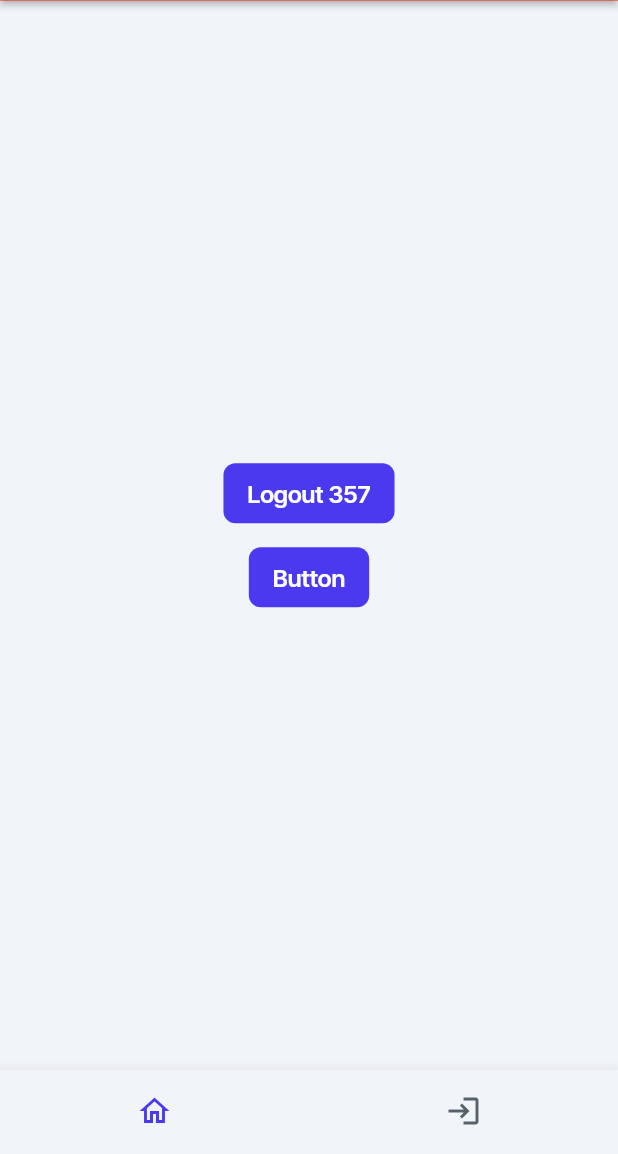
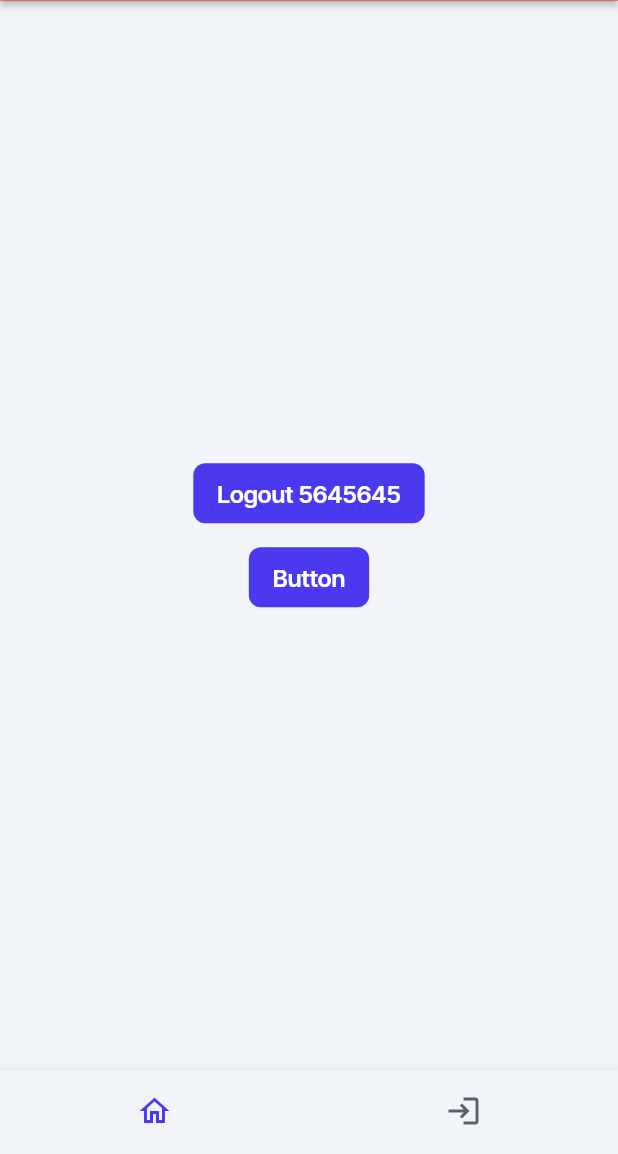
Before and after one commit to ffhr/FlutterFlowBenchmark, a Flutter app: the screen it shows once a user with an empty profile is signed in, on a phone screen of 412 x 824 dp, the part 82-1236 px from its top. Run offline on Flutter 3.47's test engine with Material 3 defaults, Android fonts, the phone set to English and light mode, and no system bars; drawn by our look-alikes of auto_size_text; our stand-ins replace firebase_auth, firebase_core, font_awesome_flutter, from_css_color, go_router, google_fonts and 6 more; missing offline and left inert: json_path; accounts and stored records are empty; statements that could not run were skipped.

Commit message:
Updating to latest FlutterFlow output.

```diff
--- a/lib/pages/home_page/home_page_widget.dart
+++ b/lib/pages/home_page/home_page_widget.dart
@@ -77,7 +77,7 @@ class _HomePageWidgetState extends State<HomePageWidget> {
 
                     context.goNamedAuth('LoginPage', context.mounted);
                   },
-                  text: 'Logout 357',
+                  text: 'Logout 5645645',
                   options: FFButtonOptions(
                     height: 40.0,
                     padding:
```
